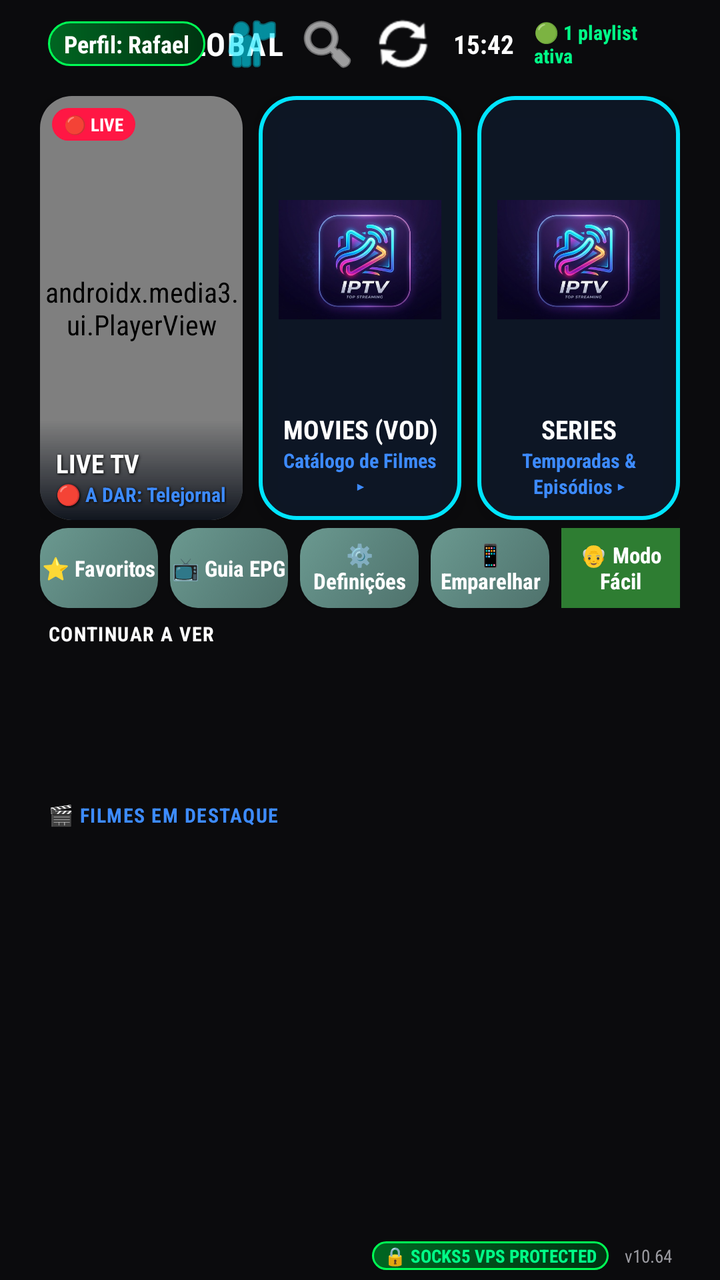
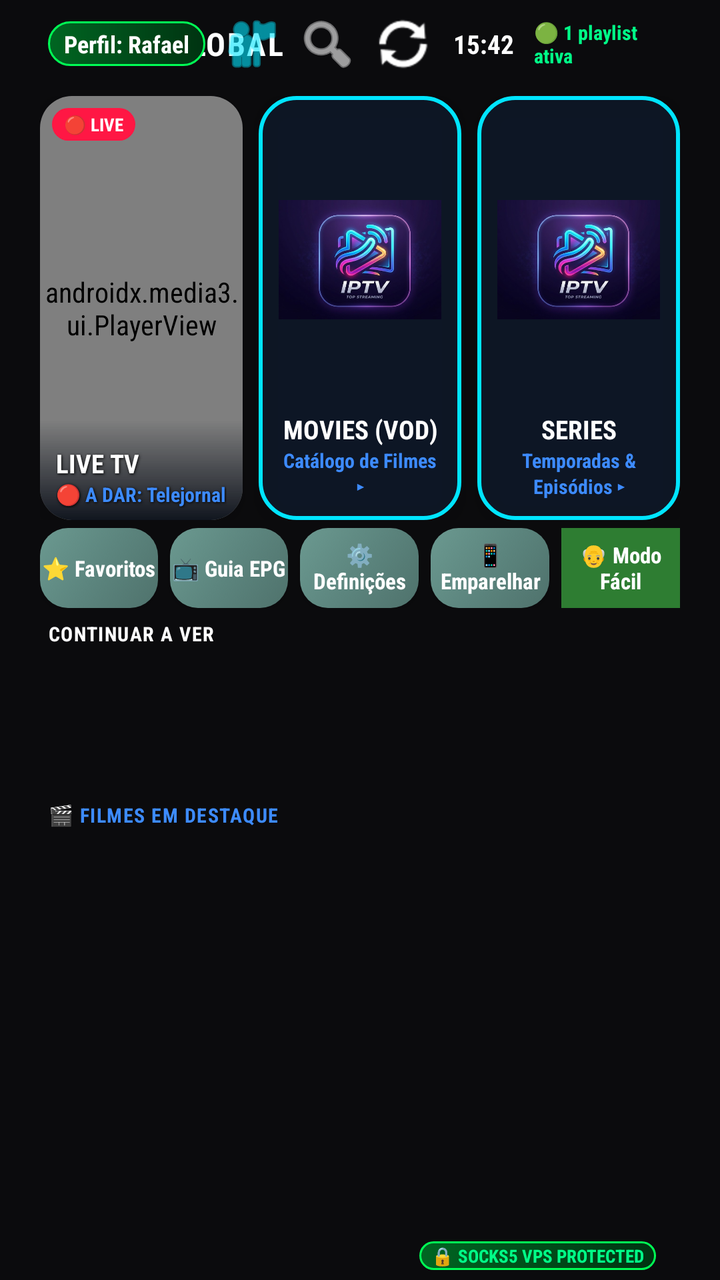

The first picture is an Android layout as it rendered before a commit; the second is the same layout after the commit. The layout source and the unified diff follow.
<!-- AndroidManifest.xml: application theme AppTheme -->
<!-- res/layout/activity_main.xml -->
<?xml version="1.0" encoding="utf-8"?>
<LinearLayout xmlns:android="http://schemas.android.com/apk/res/android"
    xmlns:app="http://schemas.android.com/apk/res-auto"
    xmlns:tools="http://schemas.android.com/tools"
    android:layout_width="match_parent"
    android:layout_height="match_parent"
    android:orientation="vertical"
    android:background="@color/bg_primary"
    tools:context=".MainActivity">

    
    <ImageView
        android:id="@+id/ivMainBackgroundBlur"
        android:layout_width="match_parent"
        android:layout_height="match_parent"
        android:scaleType="centerCrop"
        android:alpha="0.2"
        android:src="@drawable/logo"
        android:visibility="gone"/>

    
    <RelativeLayout
        android:id="@+id/headerBar"
        android:layout_width="match_parent"
        android:layout_height="44dp"
        android:paddingHorizontal="24dp">

        <LinearLayout
            android:id="@+id/llHeaderLogo"
            android:layout_width="wrap_content"
            android:layout_height="wrap_content"
            android:layout_centerVertical="true"
            android:orientation="horizontal"
            android:gravity="center_vertical">

            <TextView
                android:layout_width="wrap_content"
                android:layout_height="wrap_content"
                android:text="▼ IPTV "
                android:textColor="@color/accent"
                android:textSize="16sp"
                android:textStyle="bold"
                android:letterSpacing="0.05" />

            <TextView
                android:layout_width="wrap_content"
                android:layout_height="wrap_content"
                android:text="GLOBAL"
                android:textColor="#FFFFFF"
                android:textSize="16sp"
                android:textStyle="bold"
                android:letterSpacing="0.05" />
        </LinearLayout>

        <LinearLayout
            android:layout_width="wrap_content"
            android:layout_height="wrap_content"
            android:layout_alignParentEnd="true"
            android:layout_centerVertical="true"
            android:orientation="horizontal"
            android:gravity="center_vertical">

            <TextView
                android:id="@+id/tvUserLogged"
                android:layout_width="wrap_content"
                android:layout_height="wrap_content"
                android:text="Perfil: Rafael"
                android:textColor="#FFFFFF"
                android:textSize="12sp"
                android:textStyle="bold"
                android:paddingHorizontal="8dp"
                android:paddingVertical="3dp"
                android:background="@drawable/bg_vpn_badge" />

            <ImageButton
                android:id="@+id/btnSwitchUser"
                android:layout_width="30dp"
                android:layout_height="30dp"
                android:layout_marginStart="8dp"
                android:background="?attr/selectableItemBackgroundBorderless"
                android:src="@android:drawable/ic_menu_myplaces"
                app:tint="#00E5FF"
                android:contentDescription="Mudar Utilizador"
                android:focusable="true" />

            <ImageButton
                android:id="@+id/btnSearch"
                android:layout_width="30dp"
                android:layout_height="30dp"
                android:layout_marginStart="8dp"
                android:background="?attr/selectableItemBackgroundBorderless"
                android:src="@android:drawable/ic_menu_search"
                app:tint="#FFFFFF"
                android:contentDescription="Pesquisar"
                android:focusable="true" />

            <ImageButton
                android:id="@+id/btnRefresh"
                android:layout_width="30dp"
                android:layout_height="30dp"
                android:layout_marginStart="8dp"
                android:background="?attr/selectableItemBackgroundBorderless"
                android:src="@android:drawable/ic_popup_sync"
                app:tint="#FFFFFF"
                android:contentDescription="Atualizar"
                android:focusable="true" />

            <TextView
                android:id="@+id/tvClock"
                android:layout_width="wrap_content"
                android:layout_height="wrap_content"
                android:layout_marginStart="10dp"
                android:text="15:42"
                android:textColor="#FFFFFF"
                android:textSize="13sp"
                android:textStyle="bold" />

            <TextView
                android:id="@+id/tvPlaylistStatus"
                android:layout_width="wrap_content"
                android:layout_height="wrap_content"
                android:layout_marginStart="10dp"
                android:text="🟢 1 playlist ativa"
                android:textColor="#00FF88"
                android:textSize="10sp"
                android:textStyle="bold" />
        </LinearLayout>
    </RelativeLayout>

    
    <LinearLayout
        android:id="@+id/gridHeroCards"
        android:layout_width="match_parent"
        android:layout_height="220dp"
        android:orientation="horizontal"
        android:paddingHorizontal="20dp"
        android:paddingTop="4dp"
        android:paddingBottom="4dp"
        android:weightSum="3">

        
        <androidx.cardview.widget.CardView
            android:id="@+id/cardTv"
            android:layout_width="0dp"
            android:layout_height="match_parent"
            android:layout_weight="1"
            android:layout_marginEnd="8dp"
            app:cardCornerRadius="16dp"
            app:cardBackgroundColor="@color/bg_elevated"
            app:cardElevation="6dp"
            android:focusable="true"
            android:clickable="true"
            android:descendantFocusability="blocksDescendants"
            android:nextFocusDown="@+id/btnQuickFavorites"
            android:foreground="?attr/selectableItemBackground"
            android:stateListAnimator="@animator/selector_item_scale">

            <RelativeLayout
                android:layout_width="match_parent"
                android:layout_height="match_parent">

                
                <androidx.media3.ui.PlayerView
                    android:id="@+id/miniPlayerView"
                    android:layout_width="match_parent"
                    android:layout_height="match_parent"
                    app:use_controller="false"
                    app:surface_type="texture_view"
                    app:resize_mode="zoom" />

                
                <View
                    android:layout_width="match_parent"
                    android:layout_height="50dp"
                    android:layout_alignParentBottom="true"
                    android:background="@drawable/bg_gradient_card_overlay" />

                
                <TextView
                    android:id="@+id/tvLiveBadge"
                    android:layout_width="wrap_content"
                    android:layout_height="wrap_content"
                    android:layout_alignParentTop="true"
                    android:layout_alignParentStart="true"
                    android:layout_margin="6dp"
                    android:text="🔴 LIVE"
                    android:textColor="#FFFFFF"
                    android:textSize="9sp"
                    android:textStyle="bold"
                    android:paddingHorizontal="6dp"
                    android:paddingVertical="2dp"
                    android:background="@drawable/bg_live_badge" />

                
                <TextView
                    android:id="@+id/tvTitleTv"
                    android:layout_width="match_parent"
                    android:layout_height="wrap_content"
                    android:layout_above="@id/tvSubTv"
                    android:layout_marginHorizontal="8dp"
                    android:text="LIVE TV"
                    android:textColor="#FFFFFF"
                    android:textSize="13sp"
                    android:textStyle="bold"
                    android:gravity="start"
                    android:maxLines="1"
                    android:ellipsize="end"
                    android:shadowColor="#000000"
                    android:shadowDx="1"
                    android:shadowDy="1"
                    android:shadowRadius="3" />

                
                <TextView
                    android:id="@+id/tvSubTv"
                    android:layout_width="match_parent"
                    android:layout_height="wrap_content"
                    android:layout_alignParentBottom="true"
                    android:layout_marginHorizontal="8dp"
                    android:layout_marginBottom="6dp"
                    android:text="🔴 A DAR: Telejornal"
                    android:textColor="@color/accent"
                    android:textSize="10sp"
                    android:textStyle="bold"
                    android:gravity="start"
                    android:maxLines="1"
                    android:ellipsize="end"
                    android:shadowColor="#000000"
                    android:shadowDx="1"
                    android:shadowDy="1"
                    android:shadowRadius="3" />
            </RelativeLayout>
        </androidx.cardview.widget.CardView>

        
        <androidx.cardview.widget.CardView
            android:id="@+id/cardFilmes"
            android:layout_width="0dp"
            android:layout_height="match_parent"
            android:layout_weight="1"
            android:layout_marginEnd="8dp"
            app:cardCornerRadius="16dp"
            app:cardBackgroundColor="#00000000"
            app:cardElevation="6dp"
            android:focusable="true"
            android:clickable="true"
            android:descendantFocusability="blocksDescendants"
            android:nextFocusDown="@+id/btnQuickEpg"
            android:foreground="?attr/selectableItemBackground"
            android:stateListAnimator="@animator/selector_item_scale">

            <RelativeLayout
                android:layout_width="match_parent"
                android:layout_height="match_parent"
                android:background="@drawable/bg_neon_card_cyan"
                android:padding="10dp">

                <ImageView
                    android:id="@+id/ivCardFilmesBg"
                    android:layout_width="match_parent"
                    android:layout_height="match_parent"
                    android:layout_above="@id/tvTitleFilmes"
                    android:layout_marginBottom="4dp"
                    android:scaleType="fitCenter"
                    android:src="@drawable/logo" />

                <TextView
                    android:id="@+id/tvTitleFilmes"
                    android:layout_width="match_parent"
                    android:layout_height="wrap_content"
                    android:layout_above="@id/tvSubFilmes"
                    android:text="MOVIES (VOD)"
                    android:textColor="#FFFFFF"
                    android:textSize="13sp"
                    android:textStyle="bold"
                    android:gravity="center"
                    android:maxLines="1"
                    android:ellipsize="end" />

                <TextView
                    android:id="@+id/tvSubFilmes"
                    android:layout_width="match_parent"
                    android:layout_height="wrap_content"
                    android:layout_alignParentBottom="true"
                    android:text="Catálogo de Filmes ▸"
                    android:textColor="@color/accent"
                    android:textSize="10sp"
                    android:textStyle="bold"
                    android:gravity="center" />
            </RelativeLayout>
        </androidx.cardview.widget.CardView>

        
        <androidx.cardview.widget.CardView
            android:id="@+id/cardSeries"
            android:layout_width="0dp"
            android:layout_height="match_parent"
            android:layout_weight="1"
            app:cardCornerRadius="16dp"
            app:cardBackgroundColor="#00000000"
            app:cardElevation="6dp"
            android:focusable="true"
            android:clickable="true"
            android:descendantFocusability="blocksDescendants"
            android:nextFocusDown="@+id/btnQuickCatchup"
            android:foreground="?attr/selectableItemBackground"
            android:stateListAnimator="@animator/selector_item_scale">

            <RelativeLayout
                android:layout_width="match_parent"
                android:layout_height="match_parent"
                android:background="@drawable/bg_neon_card_cyan"
                android:padding="10dp">

                <ImageView
                    android:id="@+id/ivCardSeriesBg"
                    android:layout_width="match_parent"
                    android:layout_height="match_parent"
                    android:layout_above="@id/tvTitleSeries"
                    android:layout_marginBottom="4dp"
                    android:scaleType="fitCenter"
                    android:src="@drawable/logo" />

                <TextView
                    android:id="@+id/tvTitleSeries"
                    android:layout_width="match_parent"
                    android:layout_height="wrap_content"
                    android:layout_above="@id/tvSubSeries"
                    android:text="SERIES"
                    android:textColor="#FFFFFF"
                    android:textSize="13sp"
                    android:textStyle="bold"
                    android:gravity="center"
                    android:maxLines="1"
                    android:ellipsize="end" />

                <TextView
                    android:id="@+id/tvSubSeries"
                    android:layout_width="match_parent"
                    android:layout_height="wrap_content"
                    android:layout_alignParentBottom="true"
                    android:text="Temporadas &amp; Episódios ▸"
                    android:textColor="@color/accent"
                    android:textSize="10sp"
                    android:textStyle="bold"
                    android:gravity="center" />
            </RelativeLayout>
        </androidx.cardview.widget.CardView>
    </LinearLayout>

    
    <LinearLayout
        android:id="@+id/llQuickAccessBar"
        android:layout_width="match_parent"
        android:layout_height="40dp"
        android:orientation="horizontal"
        android:paddingHorizontal="20dp"
        android:layout_marginBottom="6dp"
        android:weightSum="5"
        android:descendantFocusability="afterDescendants"
        android:focusable="false">

        <Button
            android:id="@+id/btnQuickFavorites"
            android:layout_width="0dp"
            android:layout_height="match_parent"
            android:layout_weight="1"
            android:layout_marginEnd="6dp"
            android:background="@drawable/bg_smarters_sage"
            android:text="⭐ Favoritos"
            android:textColor="#FFFFFF"
            android:textSize="11sp"
            android:textStyle="bold"
            android:textAllCaps="false"
            android:focusable="true"
            android:clickable="true"
            android:nextFocusUp="@id/cardTv"
            android:nextFocusDown="@id/rvContinueWatching"
            android:nextFocusRight="@id/btnQuickEpg" />

        <Button
            android:id="@+id/btnQuickEpg"
            android:layout_width="0dp"
            android:layout_height="match_parent"
            android:layout_weight="1"
            android:layout_marginEnd="6dp"
            android:background="@drawable/bg_smarters_sage"
            android:text="📺 Guia EPG"
            android:textColor="#FFFFFF"
            android:textSize="11sp"
            android:textStyle="bold"
            android:textAllCaps="false"
            android:focusable="true"
            android:clickable="true"
            android:nextFocusUp="@id/cardFilmes"
            android:nextFocusDown="@id/rvContinueWatching"
            android:nextFocusLeft="@id/btnQuickFavorites"
            android:nextFocusRight="@id/btnQuickSettings" />

        <Button
            android:id="@+id/btnQuickSettings"
            android:layout_width="0dp"
            android:layout_height="match_parent"
            android:layout_weight="1"
            android:layout_marginEnd="6dp"
            android:background="@drawable/bg_smarters_sage"
            android:text="⚙️ Definições"
            android:textColor="#FFFFFF"
            android:textSize="11sp"
            android:textStyle="bold"
            android:textAllCaps="false"
            android:focusable="true"
            android:clickable="true"
            android:nextFocusUp="@id/cardFilmes"
            android:nextFocusDown="@id/rvContinueWatching"
            android:nextFocusLeft="@id/btnQuickEpg"
            android:nextFocusRight="@id/btnQuickRadios" />

        

        
        <Button
            android:id="@+id/btnQuickRadios"
            android:layout_width="0dp"
            android:layout_height="match_parent"
            android:layout_weight="1"
            android:layout_marginEnd="6dp"
            android:background="@drawable/bg_smarters_sage"
            android:text="📱 Emparelhar"
            android:textColor="#FFFFFF"
            android:textSize="11sp"
            android:textStyle="bold"
            android:textAllCaps="false"
            android:focusable="true"
            android:clickable="true"
            android:nextFocusUp="@id/cardSeries"
            android:nextFocusDown="@id/rvContinueWatching"
            android:nextFocusLeft="@id/btnQuickSettings"
            android:nextFocusRight="@id/btnQuickCatchup" />

        <Button
            android:id="@+id/btnQuickCatchup"
            android:layout_width="0dp"
            android:layout_height="match_parent"
            android:layout_weight="1"
            android:background="#2E7D32"
            android:text="👴 Modo Fácil"
            android:textColor="#FFFFFF"
            android:textSize="11sp"
            android:textStyle="bold"
            android:textAllCaps="false"
            android:focusable="true"
            android:clickable="true"
            android:nextFocusUp="@id/cardSeries"
            android:nextFocusDown="@id/rvContinueWatching"
            android:nextFocusLeft="@id/btnQuickRadios" />
    </LinearLayout>

    
    
    <TextView
        android:id="@+id/tvContinueTitleHeader"
        android:layout_width="wrap_content"
        android:layout_height="wrap_content"
        android:text="CONTINUAR A VER"
        android:textColor="#FFFFFF"
        android:textSize="10sp"
        android:textStyle="bold"
        android:letterSpacing="0.05"
        android:layout_marginStart="24dp"
        android:layout_marginBottom="2dp" />

    <androidx.recyclerview.widget.RecyclerView
        android:id="@+id/rvContinueWatching"
        android:layout_width="match_parent"
        android:layout_height="65dp"
        android:orientation="horizontal"
        android:paddingHorizontal="20dp"
        android:layout_marginBottom="10dp" />

    
    <TextView
        android:id="@+id/tvFeaturedTitleHeader"
        android:layout_width="wrap_content"
        android:layout_height="wrap_content"
        android:text="🎬 FILMES EM DESTAQUE"
        android:textColor="@color/accent"
        android:textSize="10sp"
        android:textStyle="bold"
        android:letterSpacing="0.05"
        android:layout_marginStart="24dp"
        android:layout_marginBottom="2dp" />

    <androidx.recyclerview.widget.RecyclerView
        android:id="@+id/rvFeaturedMovies"
        android:layout_width="match_parent"
        android:layout_height="140dp"
        android:orientation="horizontal"
        android:paddingHorizontal="20dp"
        android:layout_marginBottom="10dp" />

    <View
        android:layout_width="match_parent"
        android:layout_height="0dp"
        android:layout_weight="1" />

    
    <RelativeLayout
        android:id="@+id/footerBar"
        android:layout_width="match_parent"
        android:layout_height="24dp"
        android:paddingHorizontal="24dp">

        <TextView
            android:id="@+id/tvVencimento"
            android:visibility="gone"
            android:layout_width="wrap_content"
            android:layout_height="wrap_content"
            android:layout_alignParentStart="true"
            android:layout_centerVertical="true"
            android:text="Validade : Ilimitado"
            android:textColor="@color/text_secondary"
            android:textSize="10sp" />

        <LinearLayout
            android:layout_width="wrap_content"
            android:layout_height="wrap_content"
            android:layout_alignParentEnd="true"
            android:layout_centerVertical="true"
            android:orientation="horizontal"
            android:gravity="center_vertical">

            <TextView
                android:layout_width="wrap_content"
                android:layout_height="wrap_content"
                android:text="🔒 SOCKS5 VPS PROTECTED"
                android:textColor="#00FF88"
                android:textSize="9sp"
                android:textStyle="bold"
                android:paddingHorizontal="6dp"
                android:paddingVertical="1dp"
                android:background="@drawable/bg_vpn_badge" />

            <TextView
                android:layout_width="wrap_content"
                android:layout_height="wrap_content"
                android:layout_marginStart="8dp"
                android:text="v10.64"
                android:textColor="@color/text_secondary"
                android:textSize="9sp" />
        </LinearLayout>
    </RelativeLayout>

</LinearLayout>
<!-- resources referenced by this layout -->
<resources>
  <color name="accent">#3D8BFF</color>
  <color name="bg_elevated">#1A1A1C</color>
  <color name="bg_primary">#0B0B0D</color>
  <color name="text_secondary">#9B9BA1</color>
  <!-- drawable bg_gradient_card_overlay (drawable) -->
  <?xml version="1.0" encoding="utf-8"?>
  <shape xmlns:android="http://schemas.android.com/apk/res/android"
      android:shape="rectangle">
      <gradient
          android:angle="270"
          android:startColor="#00000000"
          android:endColor="#E6050A14"
          android:type="linear" />
  </shape>
  <!-- drawable bg_live_badge (drawable) -->
  <?xml version="1.0" encoding="utf-8"?>
  <shape xmlns:android="http://schemas.android.com/apk/res/android"
      android:shape="rectangle">
      <solid android:color="#FF1744" />
      <corners android:radius="12dp" />
  </shape>
  <!-- drawable bg_neon_card_cyan (drawable) -->
  <?xml version="1.0" encoding="utf-8"?>
  <shape xmlns:android="http://schemas.android.com/apk/res/android"
      android:shape="rectangle">
      <solid android:color="#CC0E1A2B" />
      <stroke
          android:width="2dp"
          android:color="#00E5FF" />
      <corners android:radius="18dp" />
  </shape>
  <!-- drawable bg_smarters_sage (drawable) -->
  <?xml version="1.0" encoding="utf-8"?>
  <selector xmlns:android="http://schemas.android.com/apk/res/android">
      <item android:state_focused="true">
          <shape android:shape="rectangle">
              <gradient android:angle="135" android:startColor="#80C8B8" android:centerColor="#95DED1" android:endColor="#AAEBDC" android:type="linear" />
              <corners android:radius="14dp" />
              <stroke android:width="2dp" android:color="#FFFFFF" />
          </shape>
      </item>
      <item>
          <shape android:shape="rectangle">
              <gradient android:angle="135" android:startColor="#4F726C" android:centerColor="#5C857E" android:endColor="#6B9990" android:type="linear" />
              <corners android:radius="14dp" />
          </shape>
      </item>
  </selector>
  <!-- drawable bg_vpn_badge (drawable) -->
  <?xml version="1.0" encoding="utf-8"?>
  <shape xmlns:android="http://schemas.android.com/apk/res/android" android:shape="rectangle">
      <gradient android:startColor="#006622" android:endColor="#003311" android:angle="0"/>
      <corners android:radius="16dp"/>
      <stroke android:width="1dp" android:color="#00FF55"/>
  </shape>
  <!-- drawable logo: png bitmap (drawable, 182814 bytes) -->
  <style name="AppTheme" parent="Theme.AppCompat.NoActionBar">
          <item name="android:fontFamily">sans-serif-condensed</item>
          <item name="android:windowAnimationStyle">@style/AppWindowTransition</item>
          <item name="android:windowBackground">@color/bg_primary</item>
          <item name="colorPrimary">@color/bg_elevated</item>
          <item name="colorPrimaryDark">@color/bg_primary</item>
          <item name="colorAccent">@color/accent</item>
          <item name="android:textColorPrimary">@color/text_primary</item>
          <item name="android:textColorSecondary">@color/text_secondary</item>
      </style>
  <style name="AppWindowTransition" parent="android:Animation.Activity">
          <item name="android:activityOpenEnterAnimation">@anim/fade_in</item>
          <item name="android:activityOpenExitAnimation">@anim/fade_out</item>
          <item name="android:activityCloseEnterAnimation">@anim/fade_in</item>
          <item name="android:activityCloseExitAnimation">@anim/fade_out</item>
      </style>
  <color name="text_primary">#FFFFFF</color>
</resources>

<!-- the commit's change to res/layout/activity_main.xml (unified diff, before → after) -->
@@ -542,10 +542,11 @@
                 android:background="@drawable/bg_vpn_badge" />
 
             <TextView
+                android:id="@+id/tvAppVersion"
                 android:layout_width="wrap_content"
                 android:layout_height="wrap_content"
                 android:layout_marginStart="8dp"
-                android:text="v10.64"
+                android:text=""
                 android:textColor="@color/text_secondary"
                 android:textSize="9sp" />
         </LinearLayout>
